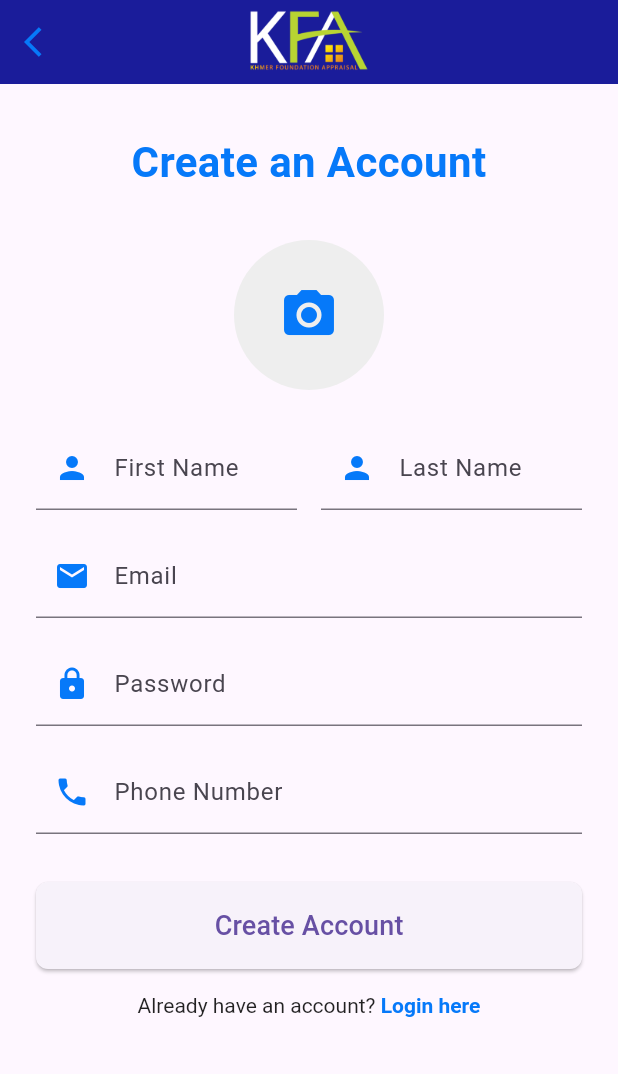
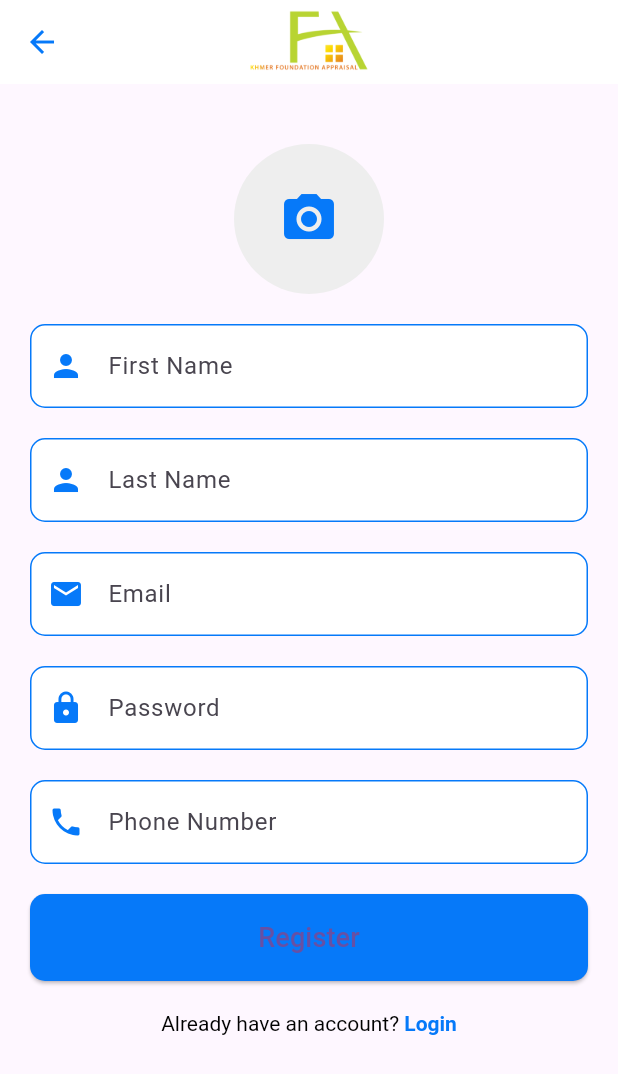
Before and after one commit to PonlokSimeng2/kfa_mobile_nu, a Flutter app: the RegisterPage screen opened directly, on a phone screen of 412 x 824 dp. Shown: the top 1074 px of the screen. Run offline on Flutter 3.47's test engine with Material 3 defaults, Android fonts, the phone set to English and light mode, and no system bars; our stand-ins replace animated_text_kit, awesome_dialog, barcode_widget, bot_toast, cached_network_image, carousel_slider and 24 more; missing offline and left inert: kimapp; accounts and stored records are empty; generated files the repository leaves out were written again; statements that could not run were skipped; project files that could hold a hidden picture were left out.

Commit message:
Reverted the register page back to its original look while maintaining the cleanliness and structure.

```diff
--- a/lib/src/pages/register_page.dart
+++ b/lib/src/pages/register_page.dart
@@ -62,7 +62,7 @@ class _RegisterState extends ConsumerState<RegisterPage> {
   Widget build(BuildContext context) {
     return Scaffold(
       appBar: AppBar(
-        backgroundColor: kwhite_new,
+        backgroundColor: Colors.white,
         elevation: 0,
         centerTitle: true,
         title: Image.asset(
@@ -75,42 +75,196 @@ class _RegisterState extends ConsumerState<RegisterPage> {
             Navigator.pop(context);
           },
           icon: const Icon(
-            Icons.arrow_back_ios,
+            Icons.arrow_back,
             color: kPrimaryColor,
           ),
         ),
       ),
       body: SafeArea(
         child: SingleChildScrollView(
-          child: Padding(
-            padding:
-                const EdgeInsets.symmetric(horizontal: 24.0, vertical: 32.0),
+          child: Container(
+            padding: const EdgeInsets.all(20),
             child: Form(
               key: _formKey,
               child: Column(
-                crossAxisAlignment: CrossAxisAlignment.stretch,
                 children: [
-                  const Text(
-                    'Create an Account',
-                    style: TextStyle(
-                      fontSize: 28.0,
-                      fontWeight: FontWeight.bold,
-                      color: kPrimaryColor,
+                  const SizedBox(
+                    height: 20,
+                  ),
+                  _buildProfileImagePicker(),
+                  const SizedBox(
+                    height: 20,
+                  ),
+                  TextFormField(
+                    controller: _firstNameController,
+                    decoration: InputDecoration(
+                      fillColor: Colors.white,
+                      filled: true,
+                      labelText: 'First Name',
+                      prefixIcon: const Icon(
+                        Icons.person,
+                        color: kPrimaryColor,
+                      ),
+                      focusedBorder: OutlineInputBorder(
+                        borderSide:
+                            const BorderSide(color: kPrimaryColor, width: 2.0),
+                        borderRadius: BorderRadius.circular(10.0),
+                      ),
+                      enabledBorder: OutlineInputBorder(
+                        borderSide:
+                            const BorderSide(color: kPrimaryColor, width: 1.0),
+                        borderRadius: BorderRadius.circular(10.0),
+                      ),
                     ),
-                    textAlign: TextAlign.center,
                   ),
-                  const SizedBox(height: 32.0),
-                  _buildProfileImagePicker(),
-                  const SizedBox(height: 24.0),
-                  _buildNameFields(),
-                  const SizedBox(height: 16.0),
-                  _buildEmailPasswordFields(),
-                  const SizedBox(height: 16.0),
-                  _buildPhoneField(),
-                  const SizedBox(height: 32.0),
-                  _buildSubmitButton(),
-                  const SizedBox(height: 16.0),
-                  _buildLoginLink(),
+                  const SizedBox(
+                    height: 20,
+                  ),
+                  TextFormField(
+                    controller: _lastNameController,
+                    decoration: InputDecoration(
+                      fillColor: Colors.white,
+                      filled: true,
+                      labelText: 'Last Name',
+                      prefixIcon: const Icon(
+                        Icons.person,
+                        color: kPrimaryColor,
+                      ),
+                      focusedBorder: OutlineInputBorder(
+                        borderSide:
+                            const BorderSide(color: kPrimaryColor, width: 2.0),
+                        borderRadius: BorderRadius.circular(10.0),
+                      ),
+                      enabledBorder: OutlineInputBorder(
+                        borderSide:
+                            const BorderSide(color: kPrimaryColor, width: 1.0),
+                        borderRadius: BorderRadius.circular(10.0),
+                      ),
+                    ),
+                  ),
+                  const SizedBox(
+                    height: 20,
+                  ),
+                  TextFormField(
+                    controller: _emailController,
+                    decoration: InputDecoration(
+                      fillColor: Colors.white,
+                      filled: true,
+                      labelText: 'Email',
+                      prefixIcon: const Icon(
+                        Icons.email,
+                        color: kPrimaryColor,
+                      ),
+                      focusedBorder: OutlineInputBorder(
+                        borderSide:
+                            const BorderSide(color: kPrimaryColor, width: 2.0),
+                        borderRadius: BorderRadius.circular(10.0),
+                      ),
+                      enabledBorder: OutlineInputBorder(
+                        borderSide:
+                            const BorderSide(color: kPrimaryColor, width: 1.0),
+                        borderRadius: BorderRadius.circular(10.0),
+                      ),
+                    ),
+                  ),
+                  const SizedBox(
+                    height: 20,
+                  ),
+                  TextFormField(
+                    controller: _passwordController,
+                    obscureText: true,
+                    decoration: InputDecoration(
+                      fillColor: Colors.white,
+                      filled: true,
+                      labelText: 'Password',
+                      prefixIcon: const Icon(
+                        Icons.lock,
+                        color: kPrimaryColor,
+                      ),
+                      focusedBorder: OutlineInputBorder(
+                        borderSide:
+                            const BorderSide(color: kPrimaryColor, width: 2.0),
+                        borderRadius: BorderRadius.circular(10.0),
+                      ),
+                      enabledBorder: OutlineInputBorder(
+                        borderSide:
+                            const BorderSide(color: kPrimaryColor, width: 1.0),
+                        borderRadius: BorderRadius.circular(10.0),
+                      ),
+                    ),
+                  ),
+                  const SizedBox(
+                    height: 20,
+                  ),
+                  TextFormField(
+                    controller: _phoneController,
+                    decoration: InputDecoration(
+                      fillColor: Colors.white,
+                      filled: true,
+                      labelText: 'Phone Number',
+                      prefixIcon: const Icon(
+                        Icons.phone,
+                        color: kPrimaryColor,
+                      ),
+                      focusedBorder: OutlineInputBorder(
+                        borderSide:
+                            const BorderSide(color: kPrimaryColor, width: 2.0),
+                        borderRadius: BorderRadius.circular(10.0),
+                      ),
+                      enabledBorder: OutlineInputBorder(
+                        borderSide:
+                            const BorderSide(color: kPrimaryColor, width: 1.0),
+                        borderRadius: BorderRadius.circular(10.0),
+                      ),
+                    ),
+                  ),
+                  const SizedBox(
+                    height: 20,
+                  ),
+                  SizedBox(
+                    width: double.infinity,
+                    child: ElevatedButton(
+                      onPressed: _handleSubmit,
+                      style: ElevatedButton.styleFrom(
+                        backgroundColor: kPrimaryColor,
+                        shape: RoundedRectangleBorder(
+                          borderRadius: BorderRadius.circular(10),
+                        ),
+                        padding: const EdgeInsets.symmetric(vertical: 16),
+                      ),
+                      child: const Text(
+                        'Register',
+                        style: TextStyle(fontSize: 18),
+                      ),
+                    ),
+                  ),
+                  const SizedBox(
+                    height: 20,
+                  ),
+                  RichText(
+                    text: TextSpan(
+                      text: "Already have an account? ",
+                      style: const TextStyle(color: Colors.black),
+                      children: [
+                        TextSpan(
+                          text: "Login",
+                          style: const TextStyle(
+                            color: kPrimaryColor,
+                            fontWeight: FontWeight.bold,
+                          ),
+                          recognizer: TapGestureRecognizer()
+                            ..onTap = () {
+                              Navigator.push(
+                                context,
+                                MaterialPageRoute(
+                                  builder: (context) => const LoginPage(),
+                                ),
+                              );
+                            },
+                        ),
+                      ],
+                    ),
+                  ),
                 ],
               ),
             ),
@@ -168,107 +322,6 @@ class _RegisterState extends ConsumerState<RegisterPage> {
       print('Error uploading image: $e');
       // Handle error (show a message to the user)
     }
-  }
-
-  Widget _buildNameFields() {
-    return Row(
-      children: [
-        Expanded(
-          child: TextFormField(
-            controller: _firstNameController,
-            decoration: const InputDecoration(
-              labelText: 'First Name',
-              prefixIcon: Icon(Icons.person, color: kPrimaryColor),
-            ),
-          ),
-        ),
-        const SizedBox(width: 16.0),
-        Expanded(
-          child: TextFormField(
-            controller: _lastNameController,
-            decoration: const InputDecoration(
-              labelText: 'Last Name',
-              prefixIcon: Icon(Icons.person, color: kPrimaryColor),
-            ),
-          ),
-        ),
-      ],
-    );
-  }
-
-  Widget _buildEmailPasswordFields() {
-    return Column(
-      children: [
-        TextFormField(
-          controller: _emailController,
-          decoration: const InputDecoration(
-            labelText: 'Email',
-            prefixIcon: Icon(Icons.email, color: kPrimaryColor),
-          ),
-        ),
-        const SizedBox(height: 16.0),
-        TextFormField(
-          controller: _passwordController,
-          obscureText: true,
-          decoration: const InputDecoration(
-            labelText: 'Password',
-            prefixIcon: Icon(Icons.lock, color: kPrimaryColor),
-          ),
-        ),
-      ],
-    );
-  }
-
-  Widget _buildPhoneField() {
-    return TextFormField(
-      controller: _phoneController,
-      decoration: const InputDecoration(
-        labelText: 'Phone Number',
-        prefixIcon: Icon(Icons.phone, color: kPrimaryColor),
-      ),
-    );
-  }
-
-  Widget _buildSubmitButton() {
-    return ElevatedButton(
-      onPressed: _handleSubmit,
-      style: ElevatedButton.styleFrom(
-        padding: const EdgeInsets.symmetric(vertical: 16.0),
-        shape: RoundedRectangleBorder(
-          borderRadius: BorderRadius.circular(8.0),
-        ),
-      ),
-      child: const Text(
-        'Create Account',
-        style: TextStyle(fontSize: 18.0),
-      ),
-    );
-  }
-
-  Widget _buildLoginLink() {
-    return RichText(
-      textAlign: TextAlign.center,
-      text: TextSpan(
-        style: const TextStyle(color: Colors.black87),
-        children: [
-          const TextSpan(text: "Already have an account? "),
-          TextSpan(
-            text: 'Login here',
-            style: const TextStyle(
-              color: kPrimaryColor,
-              fontWeight: FontWeight.bold,
-            ),
-            recognizer: TapGestureRecognizer()
-              ..onTap = () {
-                Navigator.push(
-                  context,
-                  MaterialPageRoute(builder: (context) => const LoginPage()),
-                );
-              },
-          ),
-        ],
-      ),
-    );
   }
 
   void _handleSubmit() async {
```
